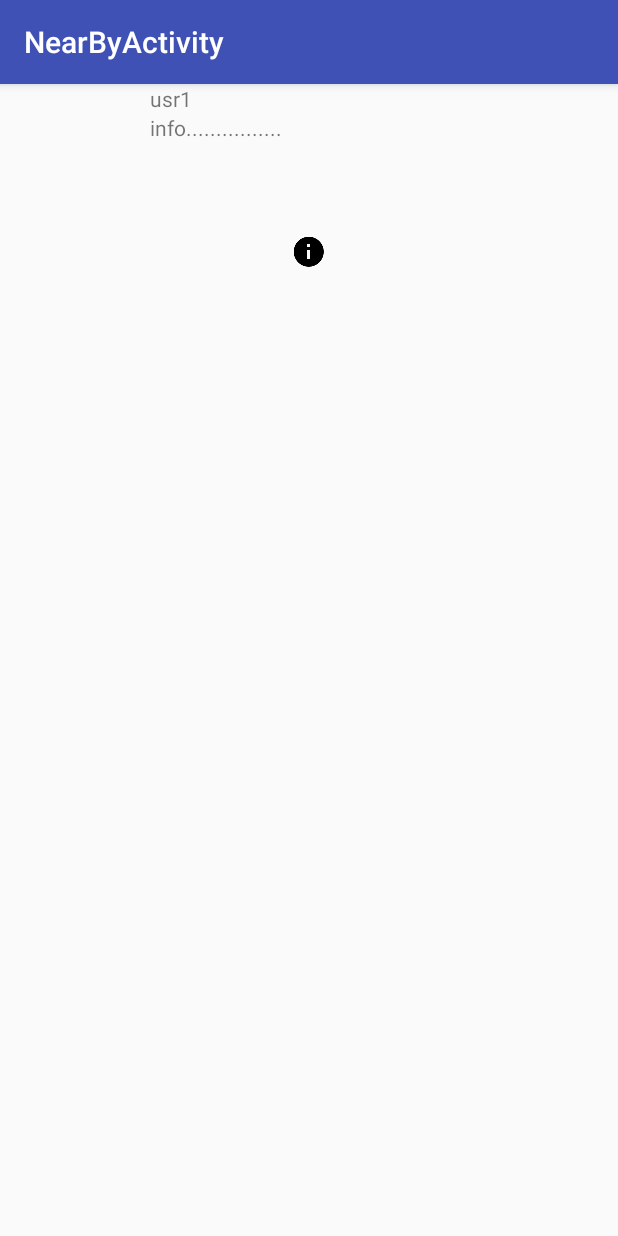
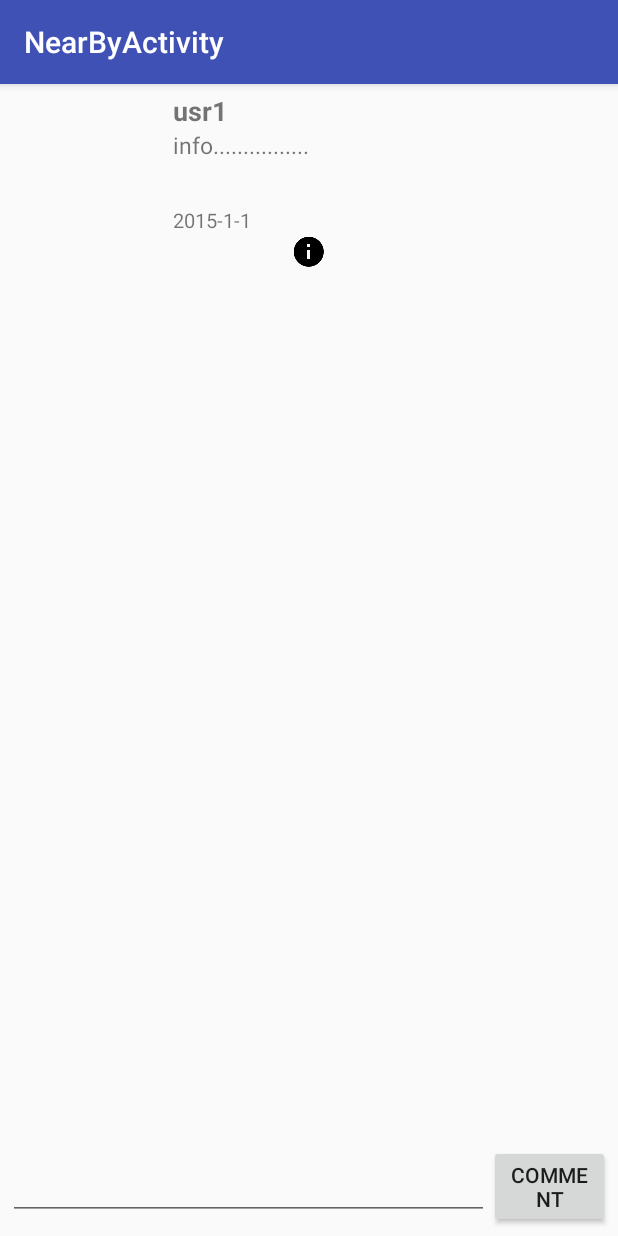
Before and after one commit to sidhappy/18641-Spotgram, an Android app: the fragment PostDetailFragment placed in its activity, on a phone screen of 412 x 824 dp. Run offline under Robolectric (Android 15) with nearby library versions, the phone set to English and light mode, and no system bars; libraries missing offline, so code that uses them is left out: com.nostra13.universalimageloader; 4 statements that could not run were skipped.

Commit message:
nearby update: add comment edittext and reply note protocol

```diff
--- a/Spotagram/app/src/main/java/lgm/cmu/spotagram/adapter/CommentListAdapter.java
+++ b/Spotagram/app/src/main/java/lgm/cmu/spotagram/adapter/CommentListAdapter.java
@@ -11,6 +11,9 @@ import android.widget.TextView;
 
 import com.nostra13.universalimageloader.core.ImageLoader;
 
+import org.w3c.dom.Text;
+
+import java.text.SimpleDateFormat;
 import java.util.List;
 
 import lgm.cmu.spotagram.R;
--- a/Spotagram/app/src/main/java/lgm/cmu/spotagram/adapter/NoteListAdapter.java
+++ b/Spotagram/app/src/main/java/lgm/cmu/spotagram/adapter/NoteListAdapter.java
@@ -11,6 +11,7 @@ import android.widget.TextView;
 
 import com.nostra13.universalimageloader.core.ImageLoader;
 
+import java.text.SimpleDateFormat;
 import java.util.List;
 
 import lgm.cmu.spotagram.R;
@@ -22,10 +23,12 @@ import lgm.cmu.spotagram.model2.Note;
 public class NoteListAdapter extends BaseAdapter {
     private List<Note> mNotes;
     private Context mContext;
+    private SimpleDateFormat mSimpleDateFormat;
 
     public NoteListAdapter(Context context, List<Note> notes) {
         mNotes = notes;
         mContext = context;
+        mSimpleDateFormat = new SimpleDateFormat("yyyy-MM-dd hh:mm:ss");
     }
 
     @Override
@@ -63,7 +66,7 @@ public class NoteListAdapter extends BaseAdapter {
         Note note = mNotes.get(position);
         holder.mNameTextView.setText(note.getUsername());
         holder.mContentTextView.setText(note.getContent());
-        holder.mDateTextView.setText(note.getDate().toString());
+        holder.mDateTextView.setText(mSimpleDateFormat.format(note.getDate()));
 
         ImageLoader imageLoader = ImageLoader.getInstance();
         imageLoader.displayImage(note.getUserURL(), holder.mImageView);
--- a/Spotagram/app/src/main/java/lgm/cmu/spotagram/fragment/PostDetailFragment.java
+++ b/Spotagram/app/src/main/java/lgm/cmu/spotagram/fragment/PostDetailFragment.java
@@ -9,18 +9,24 @@ import android.support.v4.app.FragmentManager;
 import android.view.LayoutInflater;
 import android.view.View;
 import android.view.ViewGroup;
+import android.widget.Button;
+import android.widget.EditText;
 import android.widget.ImageView;
 import android.widget.ListView;
 import android.widget.TextView;
+import android.widget.Toast;
 
 import com.nostra13.universalimageloader.core.ImageLoader;
 
+import java.text.SimpleDateFormat;
+import java.util.Date;
 import java.util.List;
 
 import lgm.cmu.spotagram.R;
 import lgm.cmu.spotagram.adapter.CommentListAdapter;
 import lgm.cmu.spotagram.model2.Comment;
 import lgm.cmu.spotagram.model2.Note;
+import lgm.cmu.spotagram.request.ReplyNoteRequest;
 
 /**
  * Created by yulei on 2015/12/1.
@@ -29,9 +35,20 @@ public class PostDetailFragment extends Fragment {
     private ImageView mProfileImage;
     private TextView mNameTextView;
     private TextView mInfoTextView;
+    private TextView mDateTextView;
+    private EditText mEditText;
+    private Button mButton;
+    private ListView mListView;
 
-    ListView mListView;
     private CommentListAdapter mAdapter;
+    private List<Comment> mComments;
+    private Note mNote;
+
+    public PostDetailFragment() {
+        mSimpleDateFormat = new SimpleDateFormat("yyyy-MM-dd hh:mm:ss");
+    }
+
+    private SimpleDateFormat mSimpleDateFormat;
 
     private View mContainer;
     private Boolean mInitialCreate;
@@ -49,28 +66,70 @@ public class PostDetailFragment extends Fragment {
         mProfileImage = (ImageView) view.findViewById(R.id.imageview_user_profile);
         mNameTextView = (TextView) view.findViewById(R.id.textview_user_name);
         mInfoTextView = (TextView) view.findViewById(R.id.textview_note_info);
+        mDateTextView = (TextView) view.findViewById(R.id.textview_date);
         mListView = (ListView) view.findViewById(R.id.listview_comments);
+
+        mEditText = (EditText) view.findViewById(R.id.edittext_comment);
+        mButton = (Button) view.findViewById(R.id.button_comment);
+
+        mButton.setOnClickListener(new View.OnClickListener() {
+            @Override
+            public void onClick(View v) {
+                requestReplyNote();
+            }
+        });
 
         return view;
     }
 
     public void setComments(List<Comment> comments) {
+        mComments = comments;
         mAdapter = new CommentListAdapter(getActivity(), comments);
         mListView.setAdapter(mAdapter);
     }
 
-    public void setNoteInfo(String name, String info) {
+    private void setNoteInfo(String name, String info, Date date) {
         mNameTextView.setText(name);
         mInfoTextView.setText(info);
+        mDateTextView.setText(mSimpleDateFormat.format(date));
     }
 
-    public void setUserProfile(String url) {
+    private void setUserProfile(String url) {
         ImageLoader imageLoader = ImageLoader.getInstance();
         imageLoader.displayImage(url, mProfileImage);
     }
 
     public void setNoteInfo(Note note) {
-        setNoteInfo(note.getUsername(), note.getContent());
+        mNote = note;
+        setNoteInfo(note.getUsername(), note.getContent(), note.getDate());
         setUserProfile(note.getUserURL());
     }
+
+    public void requestReplyNote() {
+        String content = mEditText.getText().toString();
+        if (mNote != null && content != null && content.length() != 0) {
+            ReplyNoteRequest request = new ReplyNoteRequest(mNote.getUserid(), mNote.getId(), mNote.getUsername(), content);
+
+            // in this part, we should get the device owner's userId and name
+            final Comment comment = new Comment(null, content, mNote.getUserid(), mNote.getUsername(), mNote.getId());
+
+            request.setOnCommentReadyListener(new ReplyNoteRequest.OnNoteReplyListener() {
+                @Override
+                public void onNoteReplied(boolean isSuccess, int commentId) {
+                    if (isSuccess) {
+                        Toast.makeText(getActivity(), "Post success", Toast.LENGTH_SHORT).show();
+                        mComments.add(comment);
+                        mAdapter.notifyDataSetChanged();
+                    } else {
+                        Toast.makeText(getActivity(), "Internet err", Toast.LENGTH_SHORT).show();
+                    }
+                }
+            });
+
+            request.execute();
+        } else {
+            Toast.makeText(getActivity(), "Note is null or no input", Toast.LENGTH_SHORT).show();
+        }
+
+    }
 }
--- a/Spotagram/app/src/main/res/layout/fragment_detail.xml
+++ b/Spotagram/app/src/main/res/layout/fragment_detail.xml
@@ -12,6 +12,9 @@
 
     <TextView
         android:id="@+id/textview_user_name"
+        style="@style/nameStyle"
+        android:layout_marginTop="5dip"
+        android:layout_marginLeft="15dip"
         android:layout_width="wrap_content"
         android:layout_height="wrap_content"
         android:layout_toRightOf="@id/imageview_user_profile"
@@ -19,12 +22,23 @@
 
     <TextView
         android:id="@+id/textview_note_info"
+        style="@style/contentStyle"
         android:layout_width="wrap_content"
         android:layout_height="wrap_content"
         android:layout_alignLeft="@id/textview_user_name"
         android:layout_below="@id/textview_user_name"
         android:layout_toRightOf="@id/imageview_user_profile"
         android:text="info................" />
+
+    <TextView
+        android:id="@+id/textview_date"
+        style="@style/dateStyle"
+        android:layout_width="wrap_content"
+        android:layout_height="wrap_content"
+        android:layout_alignLeft="@id/textview_user_name"
+        android:layout_alignBottom="@id/imageview_user_profile"
+        android:layout_toRightOf="@id/imageview_user_profile"
+        android:text="2015-1-1" />
 
     <ImageView
         android:id="@+id/imageview_noteview"
@@ -33,9 +47,33 @@
         android:layout_below="@id/imageview_user_profile"
         android:src="@drawable/ic_info_black_24dp" />
 
+    <LinearLayout
+        android:id="@+id/layout_input_comment"
+        android:layout_width="match_parent"
+        android:layout_height="wrap_content"
+        android:layout_alignParentBottom="true"
+        android:layout_centerVertical="true"
+        android:orientation="horizontal"
+        android:layout_margin="5dip">
+        <EditText
+            android:id="@+id/edittext_comment"
+            android:layout_width="0dip"
+            android:layout_height="wrap_content"
+            android:layout_gravity="center_vertical"
+            android:layout_weight="4"/>
+        <Button
+            android:id="@+id/button_comment"
+            android:layout_width="0dip"
+            android:layout_height="wrap_content"
+            android:layout_weight="1"
+            android:layout_gravity="center_vertical"
+            android:text="Comment"/>
+    </LinearLayout>
+
     <ListView
         android:id="@+id/listview_comments"
         android:layout_below="@id/imageview_noteview"
+        android:layout_above="@id/layout_input_comment"
         android:layout_marginTop="20dip"
         android:layout_width="match_parent"
         android:layout_height="match_parent"
--- a/Spotagram/app/src/main/res/layout/item_comment.xml
+++ b/Spotagram/app/src/main/res/layout/item_comment.xml
@@ -13,7 +13,7 @@
         <RelativeLayout
             android:layout_width="match_parent"
             android:layout_height="match_parent"
-            android:padding="5dip">
+            android:padding="1dip">
 
             <TextView
                 android:layout_marginLeft="20dip"
@@ -21,6 +21,7 @@
                 android:layout_width="wrap_content"
                 android:layout_height="wrap_content"
                 android:layout_toRightOf="@id/imageview_user_profile"
+                android:textStyle="bold"
                 android:text="usr1" />
 
             <TextView
--- a/Spotagram/app/src/main/res/values/styles.xml
+++ b/Spotagram/app/src/main/res/values/styles.xml
@@ -13,5 +13,17 @@
     </style>
     <style name="AppTheme.AppBarOverlay" parent="ThemeOverlay.AppCompat.Dark.ActionBar" />
     <style name="AppTheme.PopupOverlay" parent="ThemeOverlay.AppCompat.Light" />
+    <style name="nameStyle">
+        <item name="android:textSize">18sp</item>
+        <item name="android:textStyle">bold</item>
+    </style>
+
+    <style name="contentStyle">
+        <item name="android:textSize">15sp</item>
+    </style>
+
+    <style name="dateStyle">
+        <item name="android:textSize">13sp</item>
+    </style>
 
 </resources>
```
Also changed, not shown: Spotagram/app/src/main/java/lgm/cmu/spotagram/request/ReplyNoteRequest.java (added, +110 -0 lines), Spotagram/app/src/main/java/lgm/cmu/spotagram/request/util/RequestUtil.java (+16 -0 lines), Spotagram/app/src/main/res/layout/item_note.xml (+7 -3 lines).
